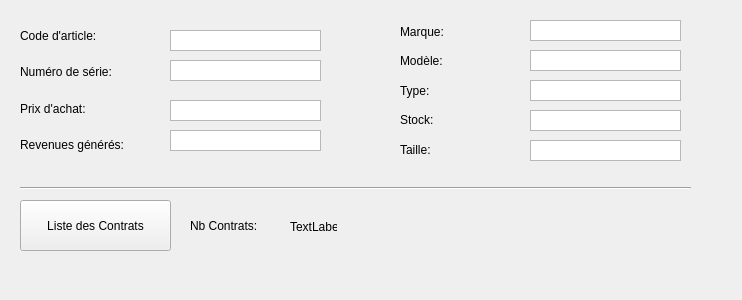
The window that view/itemDetailsView.ui (GruberAdam/TPI-Sploks) describes before a commit, drawn with Qt 5.
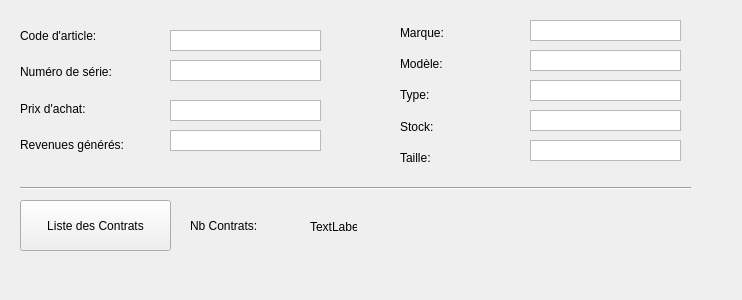
The same window after the commit.

```diff
--- a/view/itemDetailsView.ui
+++ b/view/itemDetailsView.ui
@@ -19,7 +19,7 @@
      <rect>
       <x>20</x>
       <y>20</y>
-      <width>140</width>
+      <width>175</width>
       <height>140</height>
      </rect>
     </property>
@@ -72,7 +72,7 @@
       <x>400</x>
       <y>20</y>
       <width>121</width>
-      <height>141</height>
+      <height>150</height>
      </rect>
     </property>
     <layout class="QVBoxLayout" name="verticalLayout_3">
@@ -173,7 +173,7 @@
    <widget class="QLabel" name="lblnbContracts">
     <property name="geometry">
      <rect>
-      <x>290</x>
+      <x>310</x>
       <y>220</y>
       <width>47</width>
       <height>13</height>
```
